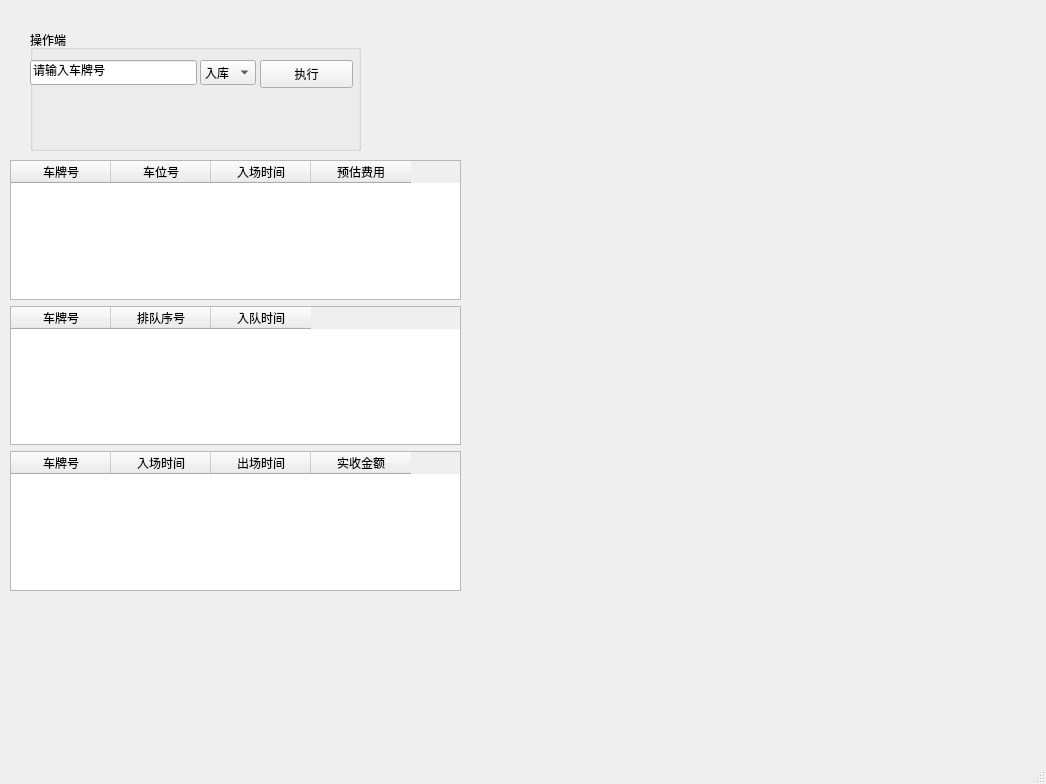
First picture: the form in mainwindow.ui, repository Baiyeoo/PackingSystem, before the edit.
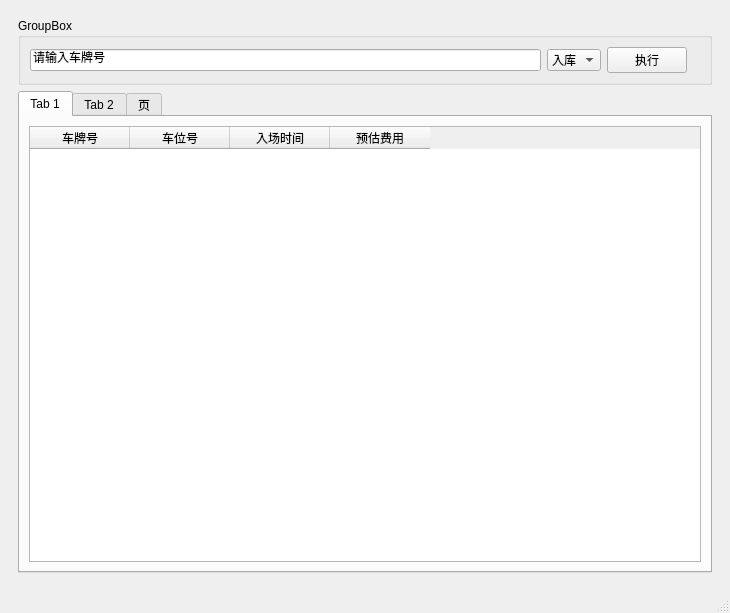
Second picture: the form after the edit.

Commit message: feat: update tab labels and layout

What changed in the file:
```diff
--- a/mainwindow.ui
+++ b/mainwindow.ui
@@ -6,48 +6,128 @@
    <rect>
     <x>0</x>
     <y>0</y>
-    <width>1046</width>
-    <height>784</height>
+    <width>730</width>
+    <height>613</height>
    </rect>
   </property>
   <property name="windowTitle">
    <string>MainWindow</string>
   </property>
   <widget class="QWidget" name="centralwidget">
+   <layout class="QVBoxLayout" name="verticalLayout">
+    <item>
+     <widget class="QWidget" name="widget" native="true">
+      <layout class="QGridLayout" name="gridLayout_2">
+       <item row="2" column="0">
+        <widget class="QTabWidget" name="tabWidget">
+         <property name="currentIndex">
+          <number>0</number>
+         </property>
+         <widget class="QWidget" name="tab">
+          <attribute name="title">
+           <string>Tab 1</string>
+          </attribute>
+          <layout class="QHBoxLayout" name="horizontalLayout_2">
+           <item>
+            <widget class="QTableWidget" name="table_parking">
+             <column>
+              <property name="text">
+               <string>车牌号</string>
+              </property>
+             </column>
+             <column>
+              <property name="text">
+               <string>车位号</string>
+              </property>
+             </column>
+             <column>
+              <property name="text">
+               <string>入场时间</string>
+              </property>
+             </column>
+             <column>
+              <property name="text">
+               <string>预估费用</string>
+              </property>
+             </column>
+            </widget>
+           </item>
+          </layout>
+         </widget>
+         <widget class="QWidget" name="tab_2">
+          <attribute name="title">
+           <string>Tab 2</string>
+          </attribute>
+          <layout class="QHBoxLayout" name="horizontalLayout_3">
+           <item>
+            <widget class="QTableWidget" name="table_deque">
+             <column>
+              <property name="text">
+               <string>车牌号</string>
+              </property>
+             </column>
+             <column>
+              <property name="text">
+               <string>排队序号</string>
+              </property>
+             </column>
+             <column>
+              <property name="text">
+               <string>入队时间</string>
+              </property>
+             </column>
+            </widget>
+           </item>
+          </layout>
+         </widget>
+         <widget class="QWidget" name="tab_3">
+          <attribute name="title">
+           <string>页</string>
+          </attribute>
+          <layout class="QHBoxLayout" name="horizontalLayout_4">
+           <item>
+            <widget class="QTableWidget" name="table_history">
+             <column>
+              <property name="text">
+               <string>车牌号</string>
+              </property>
+             </column>
+             <column>
+              <property name="text">
+               <string>入场时间</string>
+              </property>
+             </column>
+             <column>
+              <property name="text">
+               <string>出场时间</string>
+              </property>
+             </column>
+             <column>
+              <property name="text">
+               <string>实收金额</string>
+              </property>
+             </column>
+            </widget>
+           </item>
+          </layout>
+         </widget>
+        </widget>
+       </item>
+       <item row="1" column="0">
    <widget class="QGroupBox" name="groupBox">
-    <property name="geometry">
-     <rect>
-      <x>30</x>
-      <y>30</y>
-      <width>331</width>
-      <height>121</height>
-     </rect>
-    </property>
     <property name="title">
-     <string>操作端</string>
-    </property>
+          <string>GroupBox</string>
+         </property>
+         <layout class="QHBoxLayout" name="horizontalLayout">
+          <item>
     <widget class="QLineEdit" name="plate">
-     <property name="geometry">
-      <rect>
-       <x>0</x>
-       <y>30</y>
-       <width>167</width>
-       <height>25</height>
-      </rect>
-     </property>
      <property name="text">
       <string>请输入车牌号</string>
      </property>
     </widget>
+          </item>
+          <item>
     <widget class="QComboBox" name="combobox">
-     <property name="geometry">
-      <rect>
-       <x>170</x>
-       <y>30</y>
-       <width>56</width>
-       <height>25</height>
-      </rect>
-     </property>
      <item>
       <property name="text">
        <string>入库</string>
@@ -59,123 +139,31 @@
       </property>
      </item>
     </widget>
+          </item>
+          <item>
     <widget class="QPushButton" name="botton">
-     <property name="geometry">
-      <rect>
-       <x>230</x>
-       <y>30</y>
-       <width>93</width>
-       <height>28</height>
-      </rect>
-     </property>
      <property name="text">
       <string>执行</string>
      </property>
     </widget>
-   </widget>
+          </item>
+          <item>
    <widget class="QLabel" name="messege">
-    <property name="geometry">
-     <rect>
-      <x>390</x>
-      <y>50</y>
-      <width>151</width>
-      <height>51</height>
-     </rect>
-    </property>
     <property name="text">
      <string/>
     </property>
    </widget>
-   <widget class="QWidget" name="verticalLayoutWidget">
-    <property name="geometry">
-     <rect>
-      <x>10</x>
-      <y>160</y>
-      <width>451</width>
-      <height>431</height>
-     </rect>
-    </property>
-    <layout class="QVBoxLayout" name="verticalLayout">
-     <item>
-      <widget class="QTableWidget" name="table_parking">
-       <column>
-        <property name="text">
-         <string>车牌号</string>
-        </property>
-       </column>
-       <column>
-        <property name="text">
-         <string>车位号</string>
-        </property>
-       </column>
-       <column>
-        <property name="text">
-         <string>入场时间</string>
-        </property>
-       </column>
-       <column>
-        <property name="text">
-         <string>预估费用</string>
-        </property>
-       </column>
-      </widget>
-     </item>
-     <item>
-      <widget class="QTableWidget" name="table_deque">
-       <column>
-        <property name="text">
-         <string>车牌号</string>
-        </property>
-       </column>
-       <column>
-        <property name="text">
-         <string>排队序号</string>
-        </property>
-       </column>
-       <column>
-        <property name="text">
-         <string>入队时间</string>
-        </property>
-       </column>
-      </widget>
-     </item>
-     <item>
-      <widget class="QTableWidget" name="table_history">
-       <column>
-        <property name="text">
-         <string>车牌号</string>
-        </property>
-       </column>
-       <column>
-        <property name="text">
-         <string>入场时间</string>
-        </property>
-       </column>
-       <column>
-        <property name="text">
-         <string>出场时间</string>
-        </property>
-       </column>
-       <column>
-        <property name="text">
-         <string>实收金额</string>
-        </property>
-       </column>
-      </widget>
-     </item>
-    </layout>
-   </widget>
-   <widget class="QWidget" name="gridLayoutWidget">
-    <property name="geometry">
-     <rect>
-      <x>530</x>
-      <y>160</y>
-      <width>421</width>
-      <height>431</height>
-     </rect>
-    </property>
+          </item>
+         </layout>
+        </widget>
+       </item>
+      </layout>
+     </widget>
+    </item>
+    <item>
     <layout class="QGridLayout" name="gridLayout"/>
-   </widget>
+    </item>
+   </layout>
   </widget>
   <widget class="QStatusBar" name="statusbar"/>
  </widget>
```
Lines whose indentation alone changed are shown as unchanged. The commit also changes 1 other file.
